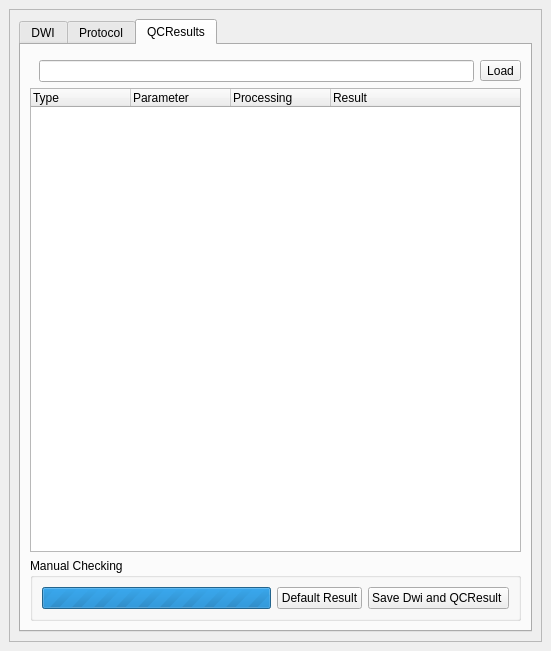
Before: the Qt Designer form src/gui/IntensityMotionCheckPanel.ui in NIRALUser/DTIPrep, drawn with Qt 5.
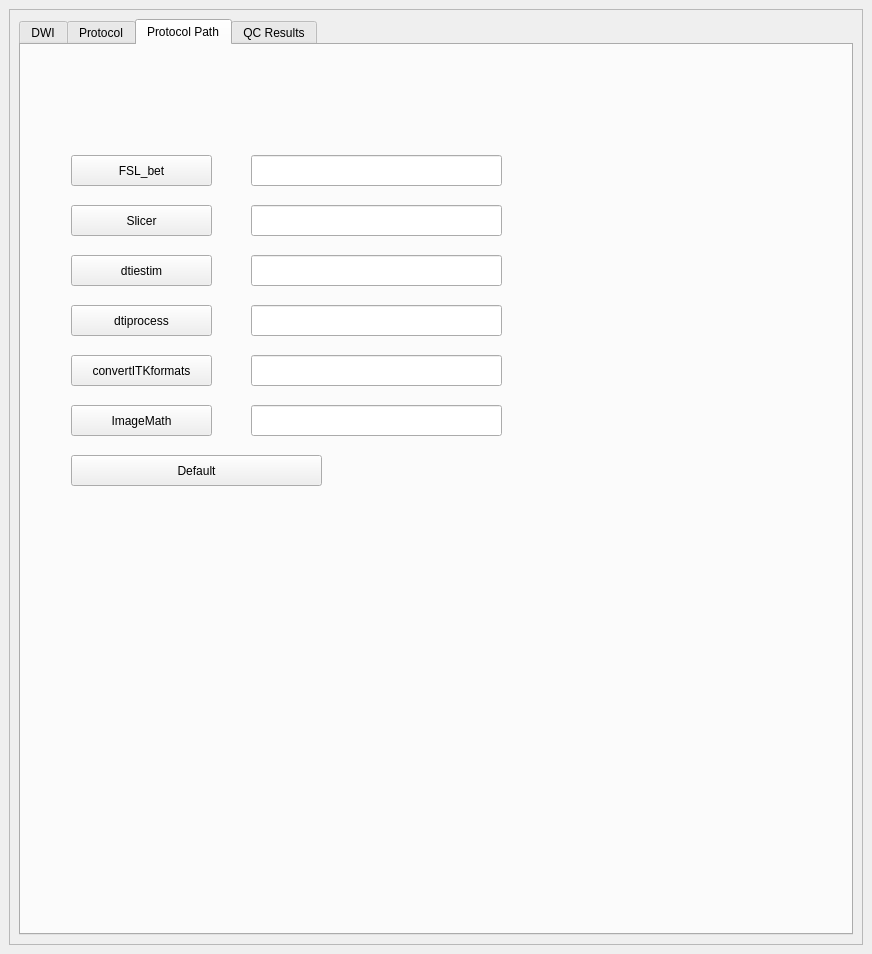
After: the same form once the commit is applied. Icons and pictures are not drawn.

Diff of the .ui file:
```diff
--- a/src/gui/IntensityMotionCheckPanel.ui
+++ b/src/gui/IntensityMotionCheckPanel.ui
@@ -6,8 +6,8 @@
    <rect>
     <x>0</x>
     <y>0</y>
-    <width>551</width>
-    <height>651</height>
+    <width>872</width>
+    <height>954</height>
    </rect>
   </property>
   <property name="windowIcon">
@@ -38,8 +38,8 @@
         <rect>
          <x>0</x>
          <y>0</y>
-         <width>531</width>
-         <height>606</height>
+         <width>852</width>
+         <height>909</height>
         </rect>
        </property>
        <layout class="QVBoxLayout" name="verticalLayout_4">
@@ -1219,9 +1219,165 @@
             </item>
            </layout>
           </widget>
+          <widget class="QWidget" name="tab_Systempath">
+           <attribute name="title">
+            <string>Protocol Path</string>
+           </attribute>
+           <widget class="QPushButton" name="pushButton_FSL">
+            <property name="geometry">
+             <rect>
+              <x>50</x>
+              <y>110</y>
+              <width>141</width>
+              <height>31</height>
+             </rect>
+            </property>
+            <property name="text">
+             <string>FSL_bet</string>
+            </property>
+           </widget>
+           <widget class="QPushButton" name="pushButton_Slicer">
+            <property name="geometry">
+             <rect>
+              <x>50</x>
+              <y>160</y>
+              <width>141</width>
+              <height>31</height>
+             </rect>
+            </property>
+            <property name="text">
+             <string>Slicer</string>
+            </property>
+           </widget>
+           <widget class="QLineEdit" name="lineEdit_FSL">
+            <property name="geometry">
+             <rect>
+              <x>230</x>
+              <y>110</y>
+              <width>251</width>
+              <height>31</height>
+             </rect>
+            </property>
+           </widget>
+           <widget class="QPushButton" name="pushButton_dtiestim">
+            <property name="geometry">
+             <rect>
+              <x>50</x>
+              <y>210</y>
+              <width>141</width>
+              <height>31</height>
+             </rect>
+            </property>
+            <property name="text">
+             <string>dtiestim</string>
+            </property>
+           </widget>
+           <widget class="QPushButton" name="pushButton_dtiprocess">
+            <property name="geometry">
+             <rect>
+              <x>50</x>
+              <y>260</y>
+              <width>141</width>
+              <height>31</height>
+             </rect>
+            </property>
+            <property name="text">
+             <string>dtiprocess</string>
+            </property>
+           </widget>
+           <widget class="QPushButton" name="pushButton_Pathdefault">
+            <property name="geometry">
+             <rect>
+              <x>50</x>
+              <y>410</y>
+              <width>251</width>
+              <height>31</height>
+             </rect>
+            </property>
+            <property name="text">
+             <string>Default</string>
+            </property>
+           </widget>
+           <widget class="QLineEdit" name="lineEdit_Slicer">
+            <property name="geometry">
+             <rect>
+              <x>230</x>
+              <y>160</y>
+              <width>251</width>
+              <height>31</height>
+             </rect>
+            </property>
+           </widget>
+           <widget class="QLineEdit" name="lineEdit_dtiestim">
+            <property name="geometry">
+             <rect>
+              <x>230</x>
+              <y>210</y>
+              <width>251</width>
+              <height>31</height>
+             </rect>
+            </property>
+           </widget>
+           <widget class="QLineEdit" name="lineEdit_dtiprocess">
+            <property name="geometry">
+             <rect>
+              <x>230</x>
+              <y>260</y>
+              <width>251</width>
+              <height>31</height>
+             </rect>
+            </property>
+           </widget>
+           <widget class="QPushButton" name="pushButton_convertitk">
+            <property name="geometry">
+             <rect>
+              <x>50</x>
+              <y>310</y>
+              <width>141</width>
+              <height>31</height>
+             </rect>
+            </property>
+            <property name="text">
+             <string>convertITKformats</string>
+            </property>
+           </widget>
+           <widget class="QLineEdit" name="lineEdit_convertitk">
+            <property name="geometry">
+             <rect>
+              <x>230</x>
+              <y>310</y>
+              <width>251</width>
+              <height>31</height>
+             </rect>
+            </property>
+           </widget>
+           <widget class="QPushButton" name="pushButton_imagemath">
+            <property name="geometry">
+             <rect>
+              <x>50</x>
+              <y>360</y>
+              <width>141</width>
+              <height>31</height>
+             </rect>
+            </property>
+            <property name="text">
+             <string>ImageMath</string>
+            </property>
+           </widget>
+           <widget class="QLineEdit" name="lineEdit_imagemath">
+            <property name="geometry">
+             <rect>
+              <x>230</x>
+              <y>360</y>
+              <width>251</width>
+              <height>31</height>
+             </rect>
+            </property>
+           </widget>
+          </widget>
           <widget class="QWidget" name="tab_QCResults">
            <attribute name="title">
-            <string>QCResults</string>
+            <string>QC Results</string>
            </attribute>
            <layout class="QVBoxLayout" name="verticalLayout_2">
             <item>
```
Left out of the diff: 2 changed lines with no effect on the pictures.
